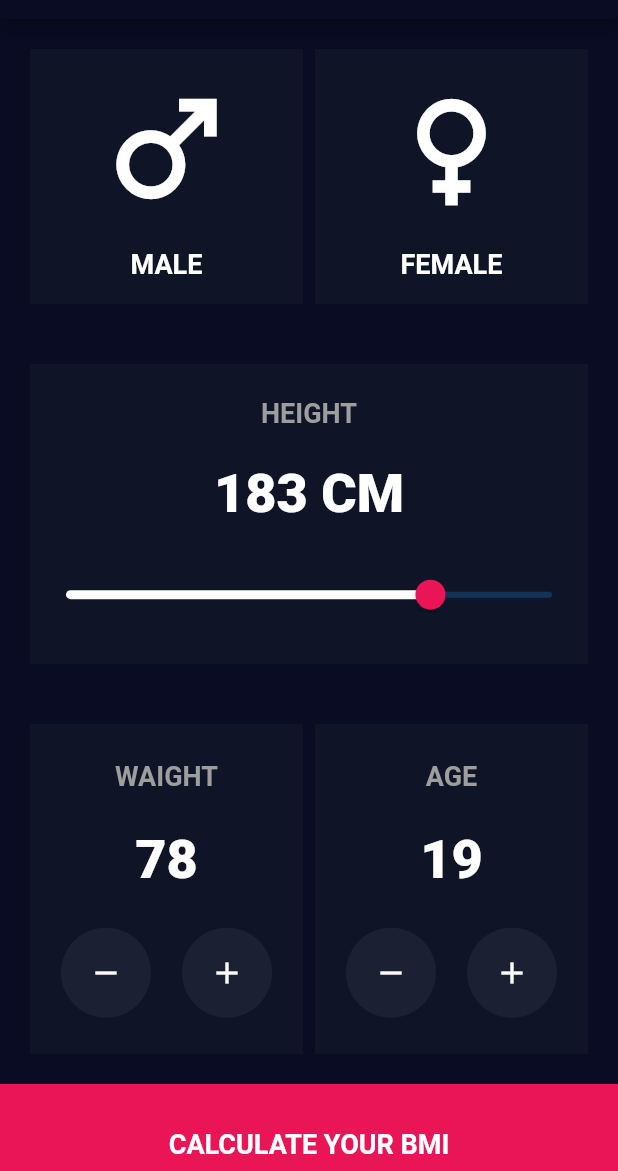
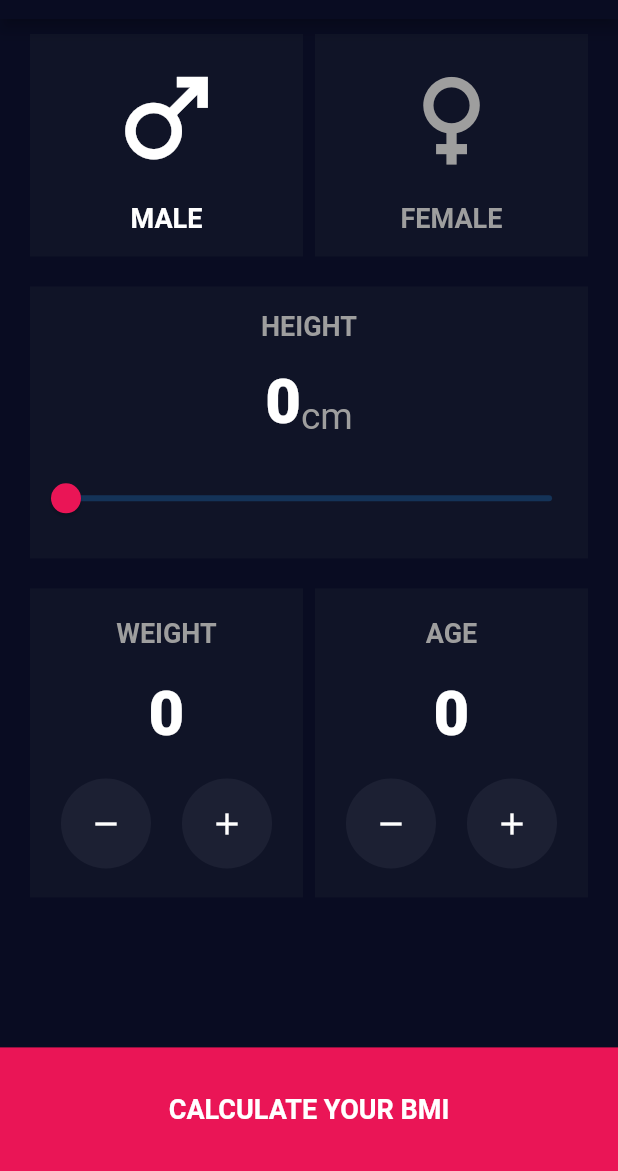
Before and after one commit to LahiruChathuranga/BMI-Calculator, a Flutter app: the screen it shows after launch, on a phone screen of 412 x 824 dp, the part 65-1236 px from its top. Run offline on Flutter 3.47's test engine with Material 2 defaults, Android fonts, the phone set to English and light mode, and no system bars.

Commit message:
bind ui and variables

```diff
--- a/lib/Views/bmi_view.dart
+++ b/lib/Views/bmi_view.dart
@@ -1,154 +1,215 @@
 import 'dart:ui';
-
+import 'dart:math';
 import 'package:flutter/material.dart';
 
 class BMIView extends StatefulWidget {
-  const BMIView({Key? key}) : super(key: key);
+  BMIView({Key? key}) : super(key: key);
 
   @override
   State<BMIView> createState() => _BMIViewState();
 }
 
 class _BMIViewState extends State<BMIView> {
+  Color maleColor = Colors.white;
+  Color feMaleColor = Colors.grey;
+  double height = 0;
+  double weight = 0;
+  double age = 0;
+
   @override
   Widget build(BuildContext context) {
     return Scaffold(
-      backgroundColor: const Color(0xFF090c22),
+      backgroundColor: Color(0xFF090c22),
       appBar: AppBar(
-        title: const Text('BMI Calculator'),
+        title: Text('BMI Calculator'),
         centerTitle: true,
-        backgroundColor: const Color(0xFF090c22),
-        leading: const Icon(Icons.menu),
+        backgroundColor: Color(0xFF090c22),
+        leading: Icon(Icons.menu),
       ),
       body: Column(
         children: [
           Padding(
-            padding: const EdgeInsets.symmetric(horizontal: 20, vertical: 20),
+            padding: EdgeInsets.symmetric(horizontal: 20, vertical: 10),
             child: Row(
               children: [
                 Expanded(
+                  child: GestureDetector(
                     child: Container(
-                    height: 170,
-                    color: const Color(0xFF101427),
+                      height: MediaQuery.of(context).size.height * 0.18,
+                      color: Color(0xFF101427),
                       child: Column(
                         mainAxisAlignment: MainAxisAlignment.spaceEvenly,
-                      children: const [
+                        children: [
                           Icon(
                             Icons.male,
-                          color: Colors.white,
-                          size: 100,
+                            color: maleColor,
+                            size: MediaQuery.of(context).size.height * 0.1,
                           ),
                           Text(
                             'MALE',
                             style: TextStyle(
-                              color: Colors.white,
+                                color: maleColor,
                                 fontSize: 18,
                                 fontWeight: FontWeight.bold),
                           )
                         ],
                       ),
                     ),
+                    onTap: () {
+                      setState(() {
+                        // change color of the icon and text
+                        maleColor = Colors.white;
+                        feMaleColor = Colors.grey;
+                      });
+                    },
                   ),
-                const SizedBox(
+                ),
+                SizedBox(
                   width: 8,
                 ),
                 Expanded(
+                  child: GestureDetector(
                     child: Container(
-                    height: 170,
-                    color: const Color(0xFF101427),
+                      height: MediaQuery.of(context).size.height * 0.18,
+                      color: Color(0xFF101427),
                       child: Column(
                         mainAxisAlignment: MainAxisAlignment.spaceEvenly,
-                      children: const [
+                        children: [
                           Icon(
                             Icons.female,
-                          color: Colors.white,
-                          size: 100,
+                            color: feMaleColor,
+                            size: MediaQuery.of(context).size.height * 0.1,
                           ),
                           Text(
                             'FEMALE',
                             style: TextStyle(
-                              color: Colors.white,
+                                color: feMaleColor,
                                 fontSize: 18,
                                 fontWeight: FontWeight.bold),
                           )
                         ],
                       ),
                     ),
+                    onTap: () {
+                      setState(() {
+                        // change the color of the icon and the text
+                        feMaleColor = Colors.white;
+                        maleColor = Colors.grey;
+                      });
+                    },
+                  ),
                 )
               ],
             ),
           ),
           Padding(
-            padding: const EdgeInsets.symmetric(horizontal: 20, vertical: 20),
+            padding: EdgeInsets.symmetric(horizontal: 20, vertical: 10),
             child: Container(
-              height: 200,
+              height: MediaQuery.of(context).size.height * 0.22,
               width: MediaQuery.of(context).size.width,
-              color: const Color(0xFF101427),
+              color: Color(0xFF101427),
               child: Column(
                 mainAxisAlignment: MainAxisAlignment.spaceEvenly,
                 children: [
-                  const Text(
+                  Text(
                     'HEIGHT',
                     style: TextStyle(
                         color: Colors.grey,
                         fontSize: 18,
                         fontWeight: FontWeight.bold),
                   ),
-                  const Text(
-                    '183 CM',
+                  Row(
+                    mainAxisAlignment: MainAxisAlignment.center,
+                    crossAxisAlignment: CrossAxisAlignment.end,
+                    children: [
+                      Text(
+                        height.toInt().toString(),
                         style: TextStyle(
                             color: Colors.white,
-                        fontSize: 36,
+                            fontSize: MediaQuery.of(context).size.height * 0.05,
                             fontWeight: FontWeight.w900),
+                      ),
+                      Text(
+                        'cm',
+                        style: TextStyle(
+                            color: Colors.grey,
+                            fontSize: MediaQuery.of(context).size.height * 0.03,
+                            fontWeight: FontWeight.normal),
+                      )
+                    ],
                   ),
                   Slider(
                       min: 0,
                       max: 200,
-                      value: 150,
-                      thumbColor: const Color(0xFFea1556),
-                      activeColor: const Color(0xFFfefeff),
-                      onChanged: (value) {})
+                      value: height,
+                      thumbColor: Color(0xFFea1556),
+                      activeColor: Color(0xFFfefeff),
+                      onChanged: (value) {
+                        setState(() {
+                          height = value;
+                        });
+                      })
                 ],
               ),
             ),
           ),
           Padding(
-            padding: const EdgeInsets.all(20.0),
+            padding: EdgeInsets.symmetric(horizontal: 20, vertical: 10),
             child: Row(
               children: [
                 Expanded(
                   child: Container(
-                    height: 220,
-                    color: const Color(0xFF101427),
+                    height: MediaQuery.of(context).size.height * 0.25,
+                    color: Color(0xFF101427),
                     child: Column(
                       mainAxisAlignment: MainAxisAlignment.spaceEvenly,
                       children: [
                         Text(
-                          'WAIGHT',
+                          'WEIGHT',
                           style: TextStyle(
                               color: Colors.grey,
                               fontSize: 18,
                               fontWeight: FontWeight.bold),
                         ),
                         Text(
-                          '78',
+                          weight.toInt().toString(),
                           style: TextStyle(
                               color: Colors.white,
-                              fontSize: 36,
+                              fontSize:
+                                  MediaQuery.of(context).size.height * 0.05,
                               fontWeight: FontWeight.w900),
                         ),
                         Row(
                           mainAxisAlignment: MainAxisAlignment.spaceEvenly,
                           children: [
-                            CircleAvatar(
+                            GestureDetector(
+                              child: CircleAvatar(
                                 backgroundColor: Color(0xFF1c2033),
                                 radius: 30,
-                              child: Icon(Icons.remove, color: Colors.white,),
+                                child: Icon(
+                                  Icons.remove,
+                                  color: Colors.white,
                                 ),
-                            CircleAvatar(
+                              ),
+                              onTap: () {
+                                setState(() {
+                                  if (weight > 0) {
+                                    weight = weight - 1;
+                                  }
+                                });
+                              },
+                            ),
+                            GestureDetector(
+                              child: CircleAvatar(
                                 backgroundColor: Color(0xFF1c2033),
                                 radius: 30,
                                 child: Icon(Icons.add, color: Colors.white),
+                              ),
+                              onTap: () {
+                                setState(() {
+                                  weight = weight + 1;
+                                });
+                              },
                             )
                           ],
                         )
@@ -156,13 +217,13 @@ class _BMIViewState extends State<BMIView> {
                     ),
                   ),
                 ),
-                const SizedBox(
+                SizedBox(
                   width: 8,
                 ),
                 Expanded(
                   child: Container(
-                    height: 220,
-                    color: const Color(0xFF101427),
+                    height: MediaQuery.of(context).size.height * 0.25,
+                    color: Color(0xFF101427),
                     child: Column(
                       mainAxisAlignment: MainAxisAlignment.spaceEvenly,
                       children: [
@@ -174,25 +235,44 @@ class _BMIViewState extends State<BMIView> {
                               fontWeight: FontWeight.bold),
                         ),
                         Text(
-                          '19',
+                          age.toInt().toString(),
                           style: TextStyle(
                               color: Colors.white,
-                              fontSize: 36,
+                              fontSize:
+                                  MediaQuery.of(context).size.height * 0.05,
                               fontWeight: FontWeight.w900),
                         ),
                         Row(
                           mainAxisAlignment: MainAxisAlignment.spaceEvenly,
-
                           children: [
-                            CircleAvatar(
+                            GestureDetector(
+                              child: CircleAvatar(
                                 backgroundColor: Color(0xFF1c2033),
                                 radius: 30,
-                              child: Icon(Icons.remove, color: Colors.white,),
+                                child: Icon(
+                                  Icons.remove,
+                                  color: Colors.white,
                                 ),
-                            CircleAvatar(
+                              ),
+                              onTap: () {
+                                setState(() {
+                                  if (age > 0) {
+                                    age = age - 1;
+                                  }
+                                });
+                              },
+                            ),
+                            GestureDetector(
+                              child: CircleAvatar(
                                 backgroundColor: Color(0xFF1c2033),
                                 radius: 30,
                                 child: Icon(Icons.add, color: Colors.white),
+                              ),
+                              onTap: () {
+                                setState(() {
+                                  age = age + 1;
+                                });
+                              },
                             )
                           ],
                         )
@@ -204,18 +284,27 @@ class _BMIViewState extends State<BMIView> {
             ),
           ),
           Spacer(),
-          Container(
+          GestureDetector(
+            child: Container(
               color: Color(0xFFea1556),
               width: double.infinity,
-            height: 80,
+              height: MediaQuery.of(context).size.height * 0.1,
               child: Center(
-              child: Text('CALCULATE YOUR BMI',
+                child: Text(
+                  'CALCULATE YOUR BMI',
                   style: TextStyle(
                       color: Colors.white,
                       fontSize: 18,
-                fontWeight: FontWeight.bold
-              ),),
+                      fontWeight: FontWeight.bold),
                 ),
+              ),
+            ),
+            onTap: () {
+              // calculate BMI here
+              num heightSqre = pow(height / 100, 2);
+              double BMI = weight / heightSqre;
+              print(BMI.toStringAsFixed(1));
+            },
           )
         ],
       ),
```
Lines whose indentation alone changed are shown as unchanged.
